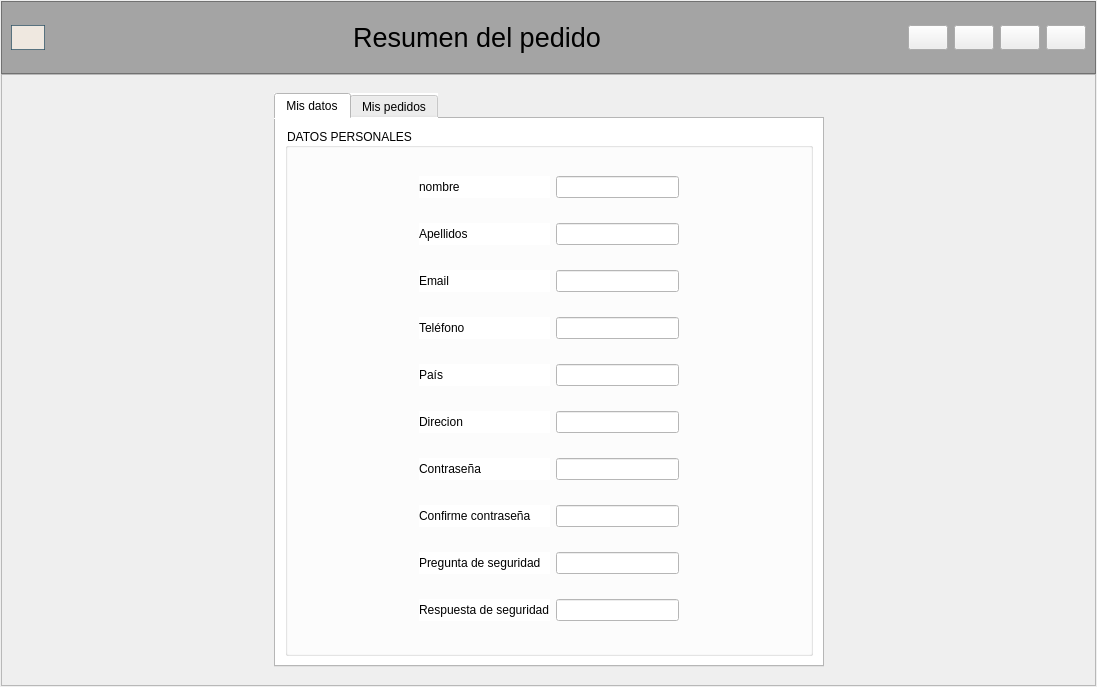
Above: Codigo/v4_ventanaUC.ui from cfmondelo/supermercado before the change. Below: the same form after it.
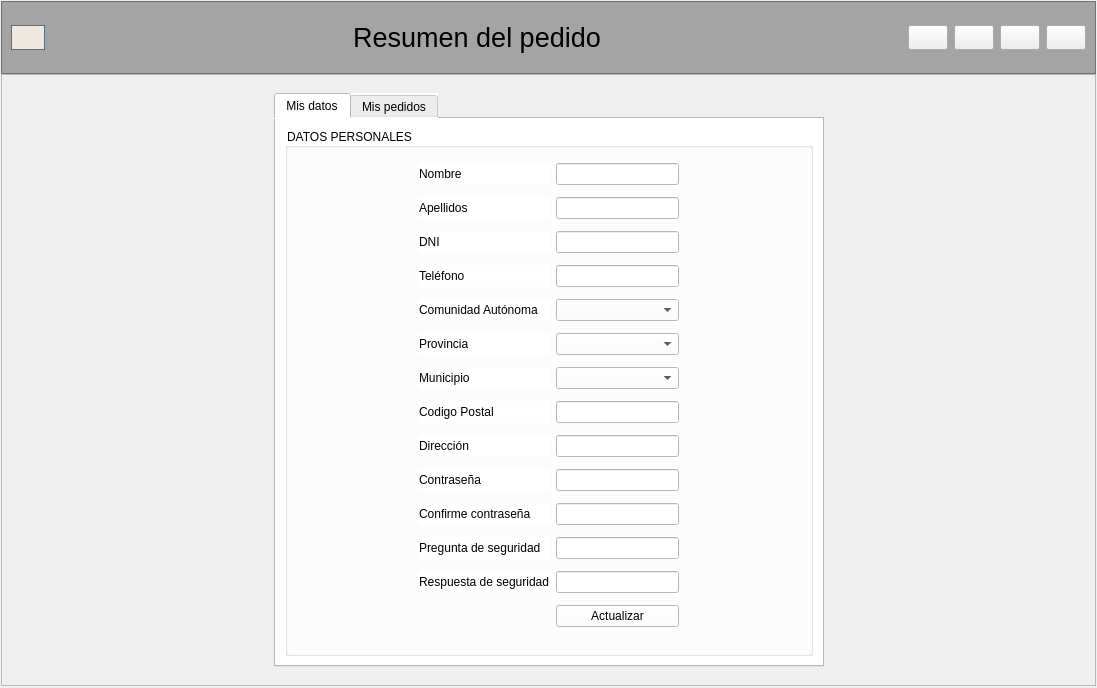
That is the form after the change. The open tabs and pages were chosen to show the change. Icons and pictures are not drawn.

```diff
--- a/Codigo/v4_ventanaUC.ui
+++ b/Codigo/v4_ventanaUC.ui
@@ -7,7 +7,7 @@
     <x>0</x>
     <y>0</y>
     <width>1097</width>
-    <height>687</height>
+    <height>688</height>
    </rect>
   </property>
   <property name="minimumSize">
@@ -290,7 +290,7 @@
 </string>
           </property>
           <property name="currentIndex">
-           <number>0</number>
+           <number>1</number>
           </property>
           <widget class="QWidget" name="pag_carrito">
            <layout class="QHBoxLayout" name="horizontalLayout_2">
@@ -332,7 +332,7 @@
                     <x>0</x>
                     <y>0</y>
                     <width>515</width>
-                    <height>536</height>
+                    <height>534</height>
                    </rect>
                   </property>
                   <layout class="QVBoxLayout" name="verticalLayout_7"/>
@@ -570,6 +570,12 @@
                    <string>DATOS PERSONALES</string>
                   </property>
                   <layout class="QGridLayout" name="gridLayout_4">
+                   <item row="10" column="3">
+                    <widget class="QComboBox" name="cbd_municipio"/>
+                   </item>
+                   <item row="5" column="3">
+                    <widget class="QComboBox" name="cbd_provincia"/>
+                   </item>
                    <item row="0" column="0">
                     <spacer name="horizontalSpacer_8">
                      <property name="orientation">
@@ -583,17 +589,20 @@
                      </property>
                     </spacer>
                    </item>
-                   <item row="0" column="1">
-                    <widget class="QLabel" name="label">
-                     <property name="text">
-                      <string>nombre</string>
+                   <item row="3" column="0">
+                    <spacer name="horizontalSpacer_11">
+                     <property name="orientation">
+                      <enum>Qt::Horizontal</enum>
                      </property>
-                    </widget>
+                     <property name="sizeHint" stdset="0">
+                      <size>
+                       <width>100</width>
+                       <height>20</height>
+                      </size>
+                     </property>
+                    </spacer>
                    </item>
-                   <item row="0" column="2">
-                    <widget class="QLineEdit" name="txtd_nombre"/>
-                   </item>
-                   <item row="0" column="3">
+                   <item row="0" column="4">
                     <spacer name="horizontalSpacer_18">
                      <property name="orientation">
                       <enum>Qt::Horizontal</enum>
@@ -619,78 +628,6 @@
                      </property>
                     </spacer>
                    </item>
-                   <item row="1" column="1">
-                    <widget class="QLabel" name="label_2">
-                     <property name="text">
-                      <string>Apellidos</string>
-                     </property>
-                    </widget>
-                   </item>
-                   <item row="1" column="2">
-                    <widget class="QLineEdit" name="txtd_apellidos"/>
-                   </item>
-                   <item row="1" column="3">
-                    <spacer name="horizontalSpacer_26">
-                     <property name="orientation">
-                      <enum>Qt::Horizontal</enum>
-                     </property>
-                     <property name="sizeHint" stdset="0">
-                      <size>
-                       <width>99</width>
-                       <height>20</height>
-                      </size>
-                     </property>
-                    </spacer>
-                   </item>
-                   <item row="2" column="0">
-                    <spacer name="horizontalSpacer_10">
-                     <property name="orientation">
-                      <enum>Qt::Horizontal</enum>
-                     </property>
-                     <property name="sizeHint" stdset="0">
-                      <size>
-                       <width>100</width>
-                       <height>20</height>
-                      </size>
-                     </property>
-                    </spacer>
-                   </item>
-                   <item row="2" column="1">
-                    <widget class="QLabel" name="label_3">
-                     <property name="text">
-                      <string>Email</string>
-                     </property>
-                    </widget>
-                   </item>
-                   <item row="2" column="2">
-                    <widget class="QLineEdit" name="txtd_email"/>
-                   </item>
-                   <item row="2" column="3">
-                    <spacer name="horizontalSpacer_19">
-                     <property name="orientation">
-                      <enum>Qt::Horizontal</enum>
-                     </property>
-                     <property name="sizeHint" stdset="0">
-                      <size>
-                       <width>99</width>
-                       <height>20</height>
-                      </size>
-                     </property>
-                    </spacer>
-                   </item>
-                   <item row="3" column="0">
-                    <spacer name="horizontalSpacer_11">
-                     <property name="orientation">
-                      <enum>Qt::Horizontal</enum>
-                     </property>
-                     <property name="sizeHint" stdset="0">
-                      <size>
-                       <width>100</width>
-                       <height>20</height>
-                      </size>
-                     </property>
-                    </spacer>
-                   </item>
                    <item row="3" column="1">
                     <widget class="QLabel" name="label_4">
                      <property name="text">
@@ -698,10 +635,36 @@
                      </property>
                     </widget>
                    </item>
-                   <item row="3" column="2">
-                    <widget class="QLineEdit" name="txtd_telefono"/>
-                   </item>
                    <item row="3" column="3">
+                    <widget class="QLineEdit" name="txtd_telefono"/>
+                   </item>
+                   <item row="1" column="4">
+                    <spacer name="horizontalSpacer_26">
+                     <property name="orientation">
+                      <enum>Qt::Horizontal</enum>
+                     </property>
+                     <property name="sizeHint" stdset="0">
+                      <size>
+                       <width>99</width>
+                       <height>20</height>
+                      </size>
+                     </property>
+                    </spacer>
+                   </item>
+                   <item row="2" column="0">
+                    <spacer name="horizontalSpacer_10">
+                     <property name="orientation">
+                      <enum>Qt::Horizontal</enum>
+                     </property>
+                     <property name="sizeHint" stdset="0">
+                      <size>
+                       <width>100</width>
+                       <height>20</height>
+                      </size>
+                     </property>
+                    </spacer>
+                   </item>
+                   <item row="3" column="4">
                     <spacer name="horizontalSpacer_21">
                      <property name="orientation">
                       <enum>Qt::Horizontal</enum>
@@ -714,8 +677,15 @@
                      </property>
                     </spacer>
                    </item>
-                   <item row="4" column="0">
-                    <spacer name="horizontalSpacer_12">
+                   <item row="2" column="1">
+                    <widget class="QLabel" name="label_3">
+                     <property name="text">
+                      <string>DNI</string>
+                     </property>
+                    </widget>
+                   </item>
+                   <item row="10" column="4">
+                    <spacer name="horizontalSpacer_51">
                      <property name="orientation">
                       <enum>Qt::Horizontal</enum>
                      </property>
@@ -727,18 +697,97 @@
                      </property>
                     </spacer>
                    </item>
+                   <item row="0" column="3">
+                    <widget class="QLineEdit" name="txtd_nombre"/>
+                   </item>
+                   <item row="1" column="3">
+                    <widget class="QLineEdit" name="txtd_apellidos"/>
+                   </item>
+                   <item row="21" column="3">
+                    <widget class="QLineEdit" name="txtd_preseg"/>
+                   </item>
+                   <item row="22" column="4">
+                    <spacer name="horizontalSpacer_25">
+                     <property name="orientation">
+                      <enum>Qt::Horizontal</enum>
+                     </property>
+                     <property name="sizeHint" stdset="0">
+                      <size>
+                       <width>99</width>
+                       <height>20</height>
+                      </size>
+                     </property>
+                    </spacer>
+                   </item>
+                   <item row="19" column="3">
+                    <widget class="QLineEdit" name="txtd_contra">
+                     <property name="echoMode">
+                      <enum>QLineEdit::Password</enum>
+                     </property>
+                    </widget>
+                   </item>
+                   <item row="21" column="4">
+                    <spacer name="horizontalSpacer_23">
+                     <property name="orientation">
+                      <enum>Qt::Horizontal</enum>
+                     </property>
+                     <property name="sizeHint" stdset="0">
+                      <size>
+                       <width>99</width>
+                       <height>20</height>
+                      </size>
+                     </property>
+                    </spacer>
+                   </item>
+                   <item row="20" column="4">
+                    <spacer name="horizontalSpacer_22">
+                     <property name="orientation">
+                      <enum>Qt::Horizontal</enum>
+                     </property>
+                     <property name="sizeHint" stdset="0">
+                      <size>
+                       <width>99</width>
+                       <height>20</height>
+                      </size>
+                     </property>
+                    </spacer>
+                   </item>
+                   <item row="22" column="0">
+                    <spacer name="horizontalSpacer_17">
+                     <property name="orientation">
+                      <enum>Qt::Horizontal</enum>
+                     </property>
+                     <property name="sizeHint" stdset="0">
+                      <size>
+                       <width>100</width>
+                       <height>20</height>
+                      </size>
+                     </property>
+                    </spacer>
+                   </item>
+                   <item row="20" column="1">
+                    <widget class="QLabel" name="label_7">
+                     <property name="text">
+                      <string>Confirme contraseña</string>
+                     </property>
+                    </widget>
+                   </item>
+                   <item row="23" column="3">
+                    <widget class="QPushButton" name="botonuc_update">
+                     <property name="text">
+                      <string>Actualizar</string>
+                     </property>
+                    </widget>
+                   </item>
                    <item row="4" column="1">
                     <widget class="QLabel" name="label_5">
                      <property name="text">
-                      <string>País</string>
+                      <string>Comunidad Autónoma</string>
                      </property>
                     </widget>
                    </item>
-                   <item row="4" column="2">
-                    <widget class="QLineEdit" name="txtd_pais"/>
-                   </item>
-                   <item row="4" column="3">
-                    <spacer name="horizontalSpacer_27">
+                   <item row="19" column="4">
+                    <spacer name="horizontalSpacer_24">
                      <property name="orientation">
                       <enum>Qt::Horizontal</enum>
                      </property>
@@ -750,43 +799,7 @@
                      </property>
                     </spacer>
                    </item>
-                   <item row="5" column="0">
-                    <spacer name="horizontalSpacer_13">
-                     <property name="orientation">
-                      <enum>Qt::Horizontal</enum>
-                     </property>
-                     <property name="sizeHint" stdset="0">
-                      <size>
-                       <width>100</width>
-                       <height>20</height>
-                      </size>
-                     </property>
-                    </spacer>
-                   </item>
-                   <item row="5" column="1">
-                    <widget class="QLabel" name="label_8">
-                     <property name="text">
-                      <string>Direcion</string>
-                     </property>
-                    </widget>
-                   </item>
-                   <item row="5" column="2">
-                    <widget class="QLineEdit" name="txtd_direccion"/>
-                   </item>
-                   <item row="5" column="3">
-                    <spacer name="horizontalSpacer_20">
-                     <property name="orientation">
-                      <enum>Qt::Horizontal</enum>
-                     </property>
-                     <property name="sizeHint" stdset="0">
-                      <size>
-                       <width>99</width>
-                       <height>20</height>
-                      </size>
-                     </property>
-                    </spacer>
-                   </item>
-                   <item row="6" column="0">
+                   <item row="19" column="0">
                     <spacer name="horizontalSpacer_14">
                      <property name="orientation">
                       <enum>Qt::Horizontal</enum>
@@ -799,35 +812,35 @@
                      </property>
                     </spacer>
                    </item>
-                   <item row="6" column="1">
+                   <item row="20" column="0">
+                    <spacer name="horizontalSpacer_15">
+                     <property name="orientation">
+                      <enum>Qt::Horizontal</enum>
+                     </property>
+                     <property name="sizeHint" stdset="0">
+                      <size>
+                       <width>100</width>
+                       <height>20</height>
+                      </size>
+                     </property>
+                    </spacer>
+                   </item>
+                   <item row="2" column="3">
+                    <widget class="QLineEdit" name="txtd_dni">
+                     <property name="readOnly">
+                      <bool>false</bool>
+                     </property>
+                    </widget>
+                   </item>
+                   <item row="19" column="1">
                     <widget class="QLabel" name="label_6">
                      <property name="text">
                       <string>Contraseña</string>
                      </property>
                     </widget>
                    </item>
-                   <item row="6" column="2">
-                    <widget class="QLineEdit" name="lineEdit_7">
-                     <property name="echoMode">
-                      <enum>QLineEdit::Password</enum>
-                     </property>
-                    </widget>
-                   </item>
-                   <item row="6" column="3">
-                    <spacer name="horizontalSpacer_24">
-                     <property name="orientation">
-                      <enum>Qt::Horizontal</enum>
-                     </property>
-                     <property name="sizeHint" stdset="0">
-                      <size>
-                       <width>99</width>
-                       <height>20</height>
-                      </size>
-                     </property>
-                    </spacer>
-                   </item>
-                   <item row="7" column="0">
-                    <spacer name="horizontalSpacer_15">
+                   <item row="4" column="0">
+                    <spacer name="horizontalSpacer_12">
                      <property name="orientation">
                       <enum>Qt::Horizontal</enum>
                      </property>
@@ -839,58 +852,36 @@
                      </property>
                     </spacer>
                    </item>
-                   <item row="7" column="1">
-                    <widget class="QLabel" name="label_7">
+                   <item row="1" column="1">
+                    <widget class="QLabel" name="label_2">
                      <property name="text">
-                      <string>Confirme contraseña</string>
+                      <string>Apellidos</string>
                      </property>
                     </widget>
                    </item>
-                   <item row="7" column="2">
-                    <widget class="QLineEdit" name="lineEdit_8">
+                   <item row="20" column="3">
+                    <widget class="QLineEdit" name="txtd_confcontra">
                      <property name="echoMode">
                       <enum>QLineEdit::Password</enum>
                      </property>
                     </widget>
                    </item>
-                   <item row="7" column="3">
-                    <spacer name="horizontalSpacer_22">
-                     <property name="orientation">
-                      <enum>Qt::Horizontal</enum>
-                     </property>
-                     <property name="sizeHint" stdset="0">
-                      <size>
-                       <width>99</width>
-                       <height>20</height>
-                      </size>
-                     </property>
-                    </spacer>
-                   </item>
-                   <item row="8" column="0">
-                    <spacer name="horizontalSpacer_16">
-                     <property name="orientation">
-                      <enum>Qt::Horizontal</enum>
-                     </property>
-                     <property name="sizeHint" stdset="0">
-                      <size>
-                       <width>100</width>
-                       <height>20</height>
-                      </size>
-                     </property>
-                    </spacer>
-                   </item>
-                   <item row="8" column="1">
+                   <item row="21" column="1">
                     <widget class="QLabel" name="label_9">
                      <property name="text">
                       <string>Pregunta de seguridad</string>
                      </property>
                     </widget>
                    </item>
-                   <item row="8" column="2">
-                    <widget class="QLineEdit" name="lineEdit_10"/>
+                   <item row="22" column="3">
+                    <widget class="QLineEdit" name="txtd_resseg">
+                     <property name="echoMode">
+                      <enum>QLineEdit::Password</enum>
+                     </property>
+                    </widget>
                    </item>
-                   <item row="8" column="3">
-                    <spacer name="horizontalSpacer_23">
+                   <item row="4" column="4">
+                    <spacer name="horizontalSpacer_27">
                      <property name="orientation">
                       <enum>Qt::Horizontal</enum>
                      </property>
@@ -902,46 +893,174 @@
                      </property>
                     </spacer>
                    </item>
-                   <item row="9" column="0">
-                    <spacer name="horizontalSpacer_17">
+                   <item row="18" column="4">
+                    <spacer name="horizontalSpacer_20">
                      <property name="orientation">
                       <enum>Qt::Horizontal</enum>
                      </property>
                      <property name="sizeHint" stdset="0">
                       <size>
-                       <width>100</width>
+                       <width>99</width>
                        <height>20</height>
                       </size>
                      </property>
                     </spacer>
                    </item>
-                   <item row="9" column="1">
+                   <item row="22" column="1">
                     <widget class="QLabel" name="label_10">
                      <property name="text">
                       <string>Respuesta de seguridad</string>
                      </property>
                     </widget>
                    </item>
-                   <item row="9" column="2">
-                    <widget class="QLineEdit" name="lineEdit_11">
-                     <property name="echoMode">
-                      <enum>QLineEdit::Password</enum>
+                   <item row="18" column="3">
+                    <widget class="QLineEdit" name="txtd_direccion"/>
+                   </item>
+                   <item row="18" column="1">
+                    <widget class="QLabel" name="label_8">
+                     <property name="text">
+                      <string>Dirección</string>
                      </property>
                     </widget>
                    </item>
-                   <item row="9" column="3">
-                    <spacer name="horizontalSpacer_25">
+                   <item row="0" column="1">
+                    <widget class="QLabel" name="label">
+                     <property name="text">
+                      <string>Nombre</string>
+                     </property>
+                    </widget>
+                   </item>
+                   <item row="21" column="0">
+                    <spacer name="horizontalSpacer_16">
                      <property name="orientation">
                       <enum>Qt::Horizontal</enum>
                      </property>
                      <property name="sizeHint" stdset="0">
                       <size>
+                       <width>100</width>
+                       <height>20</height>
+                      </size>
+                     </property>
+                    </spacer>
+                   </item>
+                   <item row="18" column="0">
+                    <spacer name="horizontalSpacer_13">
+                     <property name="orientation">
+                      <enum>Qt::Horizontal</enum>
+                     </property>
+                     <property name="sizeHint" stdset="0">
+                      <size>
+                       <width>100</width>
+                       <height>20</height>
+                      </size>
+                     </property>
+                    </spacer>
+                   </item>
+                   <item row="2" column="4">
+                    <spacer name="horizontalSpacer_19">
+                     <property name="orientation">
+                      <enum>Qt::Horizontal</enum>
+                     </property>
+                     <property name="sizeHint" stdset="0">
+                      <size>
                        <width>99</width>
                        <height>20</height>
                       </size>
                      </property>
                     </spacer>
                    </item>
+                   <item row="4" column="3">
+                    <widget class="QComboBox" name="cbd_CA"/>
+                   </item>
+                   <item row="10" column="0">
+                    <spacer name="horizontalSpacer_50">
+                     <property name="orientation">
+                      <enum>Qt::Horizontal</enum>
+                     </property>
+                     <property name="sizeHint" stdset="0">
+                      <size>
+                       <width>99</width>
+                       <height>20</height>
+                      </size>
+                     </property>
+                    </spacer>
+                   </item>
+                   <item row="10" column="1">
+                    <widget class="QLabel" name="label_22">
+                     <property name="text">
+                      <string>Municipio</string>
+                     </property>
+                    </widget>
+                   </item>
+                   <item row="5" column="1">
+                    <widget class="QLabel" name="label_21">
+                     <property name="text">
+                      <string>Provincia</string>
+                     </property>
+                    </widget>
+                   </item>
+                   <item row="5" column="0">
+                    <spacer name="horizontalSpacer_28">
+                     <property name="orientation">
+                      <enum>Qt::Horizontal</enum>
+                     </property>
+                     <property name="sizeHint" stdset="0">
+                      <size>
+                       <width>99</width>
+                       <height>20</height>
+                      </size>
+                     </property>
+                    </spacer>
+                   </item>
+                   <item row="5" column="4">
+                    <spacer name="horizontalSpacer_49">
+                     <property name="orientation">
+                      <enum>Qt::Horizontal</enum>
+                     </property>
+                     <property name="sizeHint" stdset="0">
+                      <size>
+                       <width>100</width>
+                       <height>20</height>
+                      </size>
+                     </property>
+                    </spacer>
+                   </item>
+                   <item row="15" column="0">
+                    <spacer name="horizontalSpacer_53">
+                     <property name="orientation">
+                      <enum>Qt::Horizontal</enum>
+                     </property>
+                     <property name="sizeHint" stdset="0">
+                      <size>
+                       <width>99</width>
+                       <height>20</height>
+                      </size>
+                     </property>
+                    </spacer>
+                   </item>
+                   <item row="15" column="1">
+                    <widget class="QLabel" name="label_23">
+                     <property name="text">
+                      <string>Codigo Postal</string>
+                     </property>
+                    </widget>
+                   </item>
+                   <item row="15" column="4">
+                    <spacer name="horizontalSpacer_52">
+                     <property name="orientation">
+                      <enum>Qt::Horizontal</enum>
+                     </property>
+                     <property name="sizeHint" stdset="0">
+                      <size>
+                       <width>100</width>
+                       <height>20</height>
+                      </size>
+                     </property>
+                    </spacer>
+                   </item>
+                   <item row="15" column="3">
+                    <widget class="QLineEdit" name="txtd_cp"/>
+                   </item>
                   </layout>
                  </widget>
                 </item>
```
